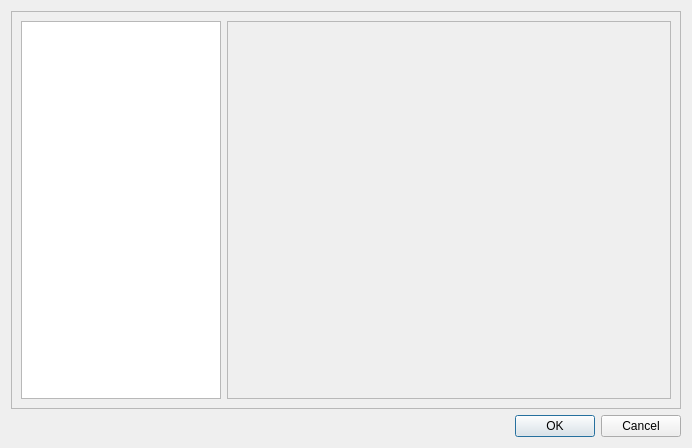
Old version of the form src/gui/optionsdialog.ui in the repository Zugzwangs/Gomina.
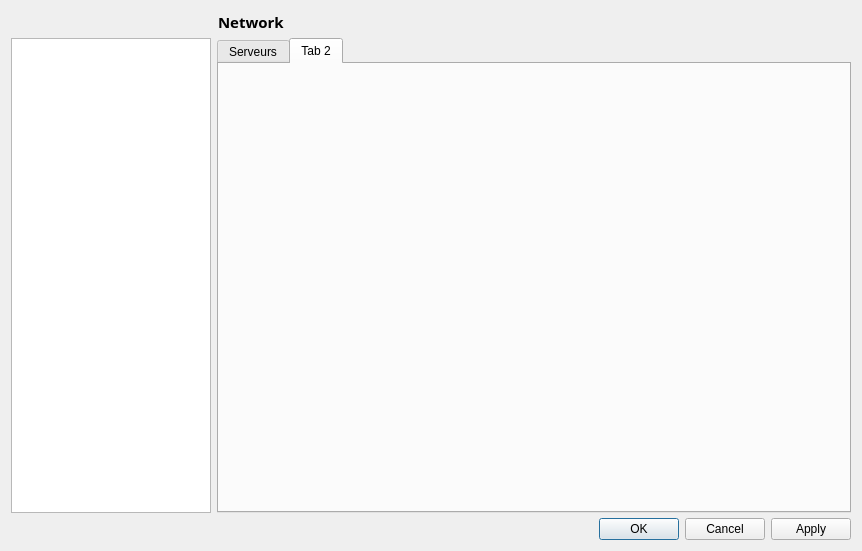
New version of the form.

Commit message: amélioration de la fenetre des options

```diff
--- a/src/gui/optionsdialog.ui
+++ b/src/gui/optionsdialog.ui
@@ -6,23 +6,105 @@
    <rect>
     <x>0</x>
     <y>0</y>
-    <width>692</width>
-    <height>448</height>
+    <width>862</width>
+    <height>551</height>
    </rect>
   </property>
   <property name="windowTitle">
    <string>Dialog</string>
   </property>
   <layout class="QVBoxLayout" name="verticalLayout">
+   <property name="spacing">
+    <number>5</number>
+   </property>
+   <item>
+    <widget class="QFrame" name="frame_3">
+     <property name="frameShape">
+      <enum>QFrame::NoFrame</enum>
+     </property>
+     <property name="frameShadow">
+      <enum>QFrame::Plain</enum>
+     </property>
+     <property name="lineWidth">
+      <number>0</number>
+     </property>
+     <layout class="QHBoxLayout" name="horizontalLayout_2">
+      <property name="leftMargin">
+       <number>0</number>
+      </property>
+      <property name="topMargin">
+       <number>0</number>
+      </property>
+      <property name="rightMargin">
+       <number>0</number>
+      </property>
+      <property name="bottomMargin">
+       <number>0</number>
+      </property>
+      <item>
+       <spacer name="horizontalSpacer">
+        <property name="orientation">
+         <enum>Qt::Horizontal</enum>
+        </property>
+        <property name="sizeType">
+         <enum>QSizePolicy::Fixed</enum>
+        </property>
+        <property name="sizeHint" stdset="0">
+         <size>
+          <width>207</width>
+          <height>20</height>
+         </size>
+        </property>
+       </spacer>
+      </item>
+      <item>
+       <widget class="QLabel" name="label">
+        <property name="font">
+         <font>
+          <family>Arial Black</family>
+          <pointsize>11</pointsize>
+          <weight>75</weight>
+          <bold>true</bold>
+         </font>
+        </property>
+        <property name="lineWidth">
+         <number>0</number>
+        </property>
+        <property name="text">
+         <string>Network</string>
+        </property>
+       </widget>
+      </item>
+     </layout>
+    </widget>
+   </item>
    <item>
     <widget class="QFrame" name="frame">
+     <property name="layoutDirection">
+      <enum>Qt::LeftToRight</enum>
+     </property>
      <property name="frameShape">
-      <enum>QFrame::StyledPanel</enum>
+      <enum>QFrame::NoFrame</enum>
      </property>
      <property name="frameShadow">
-      <enum>QFrame::Raised</enum>
+      <enum>QFrame::Plain</enum>
+     </property>
+     <property name="lineWidth">
+      <number>0</number>
      </property>
      <layout class="QHBoxLayout" name="horizontalLayout">
+      <property name="leftMargin">
+       <number>0</number>
+      </property>
+      <property name="topMargin">
+       <number>0</number>
+      </property>
+      <property name="rightMargin">
+       <number>0</number>
+      </property>
+      <property name="bottomMargin">
+       <number>0</number>
+      </property>
       <item>
        <widget class="QListView" name="listView">
         <property name="minimumSize">
@@ -37,29 +119,57 @@
           <height>16777215</height>
          </size>
         </property>
+        <property name="editTriggers">
+         <set>QAbstractItemView::NoEditTriggers</set>
+        </property>
+        <property name="alternatingRowColors">
+         <bool>true</bool>
+        </property>
        </widget>
       </item>
       <item>
        <widget class="QFrame" name="frame_2">
         <property name="frameShape">
-         <enum>QFrame::StyledPanel</enum>
+         <enum>QFrame::NoFrame</enum>
         </property>
         <property name="frameShadow">
          <enum>QFrame::Raised</enum>
         </property>
+        <property name="lineWidth">
+         <number>0</number>
+        </property>
         <layout class="QVBoxLayout" name="verticalLayout_2">
+         <property name="spacing">
+          <number>0</number>
+         </property>
+         <property name="leftMargin">
+          <number>0</number>
+         </property>
+         <property name="topMargin">
+          <number>0</number>
+         </property>
+         <property name="rightMargin">
+          <number>0</number>
+         </property>
+         <property name="bottomMargin">
+          <number>0</number>
+         </property>
          <item>
-          <spacer name="horizontalSpacer">
-           <property name="orientation">
-            <enum>Qt::Horizontal</enum>
+          <widget class="QTabWidget" name="tabNetwork">
+           <property name="currentIndex">
+            <number>1</number>
            </property>
-           <property name="sizeHint" stdset="0">
-            <size>
-             <width>412</width>
-             <height>20</height>
-            </size>
-           </property>
-          </spacer>
+           <widget class="QWidget" name="tab">
+            <attribute name="title">
+             <string>Serveurs</string>
+            </attribute>
+           </widget>
+           <widget class="QWidget" name="tab_2">
+            <attribute name="title">
+             <string>Tab 2</string>
+            </attribute>
+           </widget>
+          </widget>
          </item>
         </layout>
        </widget>
@@ -73,7 +183,7 @@
       <enum>Qt::Horizontal</enum>
      </property>
      <property name="standardButtons">
-      <set>QDialogButtonBox::Cancel|QDialogButtonBox::Ok</set>
+      <set>QDialogButtonBox::Apply|QDialogButtonBox::Cancel|QDialogButtonBox::Ok</set>
      </property>
     </widget>
    </item>
```
Left out of the diff: 2 changed lines with no effect on the pictures. The commit also changes 2 other files.
